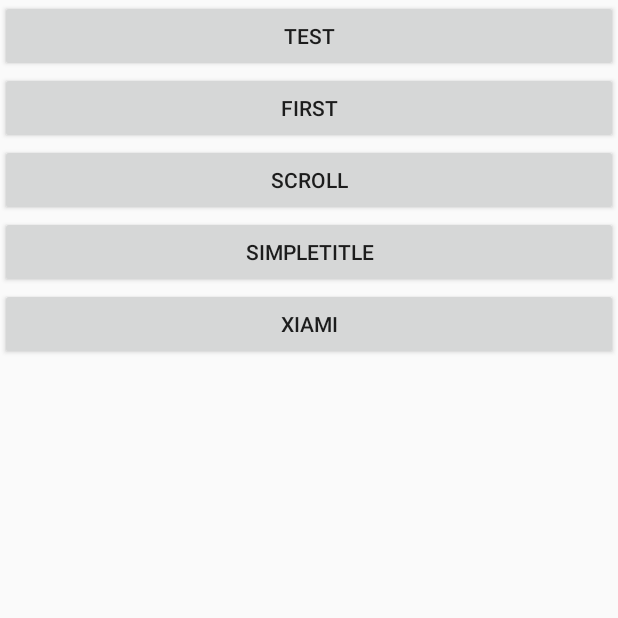
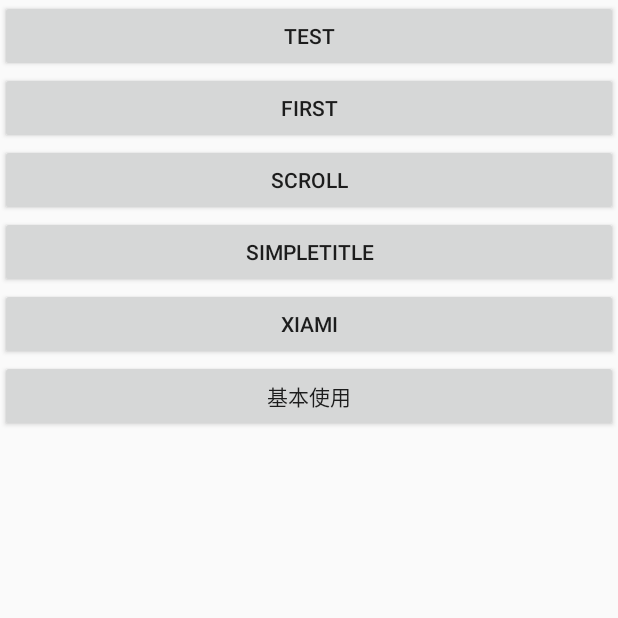
Before and after one commit to Xugter/CooridnatorLayoutStudy, an Android app: the screen it shows after launch (MainActivity), on a phone screen of 412 x 824 dp, the top half of it. Run offline under Robolectric (Android 15) with nearby library versions, the phone set to English and light mode, and no system bars.

Commit message:
基本使用   开始

```diff
--- a/app/src/main/AndroidManifest.xml
+++ b/app/src/main/AndroidManifest.xml
@@ -20,6 +20,7 @@
         <activity android:name=".first.FirstActivity" />
         <activity android:name=".scroll.ScrollActivity" />
         <activity android:name=".xiami.XiamiActivity" />
+        <activity android:name=".base.BaseActivity" />
     </application>
 
 </manifest>
--- a/app/src/main/java/com/xugter/cooridnatorlayoutstudy/MainActivity.java
+++ b/app/src/main/java/com/xugter/cooridnatorlayoutstudy/MainActivity.java
@@ -5,6 +5,7 @@ import android.support.v7.app.AppCompatActivity;
 import android.os.Bundle;
 import android.view.View;
 
+import com.xugter.cooridnatorlayoutstudy.base.BaseActivity;
 import com.xugter.cooridnatorlayoutstudy.first.FirstActivity;
 import com.xugter.cooridnatorlayoutstudy.scroll.ScrollActivity;
 import com.xugter.cooridnatorlayoutstudy.simpletitle.SimpleTitleActivity;
@@ -38,4 +39,8 @@ public class MainActivity extends AppCompatActivity {
     public void xiami(View view) {
         startActivity(new Intent(this, XiamiActivity.class));
     }
+
+    public void base(View view) {
+        startActivity(new Intent(this, BaseActivity.class));
+    }
 }
--- a/app/src/main/res/layout/activity_main.xml
+++ b/app/src/main/res/layout/activity_main.xml
@@ -1,5 +1,14 @@
 <?xml version="1.0" encoding="utf-8"?>
 <LinearLayout xmlns:android="http://schemas.android.com/apk/res/android"
+    android:layout_width="match_parent"
+    android:layout_height="match_parent"
+    android:orientation="vertical">
+
+    <ScrollView
+        android:layout_width="match_parent"
+        android:layout_height="match_parent">
+
+        <LinearLayout
             android:layout_width="match_parent"
             android:layout_height="match_parent"
             android:orientation="vertical">
@@ -34,4 +43,13 @@
                 android:onClick="xiami"
                 android:text="Xiami" />
 
+            <Button
+                android:layout_width="match_parent"
+                android:layout_height="wrap_content"
+                android:onClick="base"
+                android:text="基本使用" />
         </LinearLayout>
+
+    </ScrollView>
+
+</LinearLayout>
```
Also changed, not shown: app/src/main/java/com/xugter/cooridnatorlayoutstudy/base/BaseActivity.java (added, +16 -0 lines), app/src/main/res/layout/activity_base.xml (added, +7 -0 lines). Lines whose indentation alone changed are shown as unchanged.
